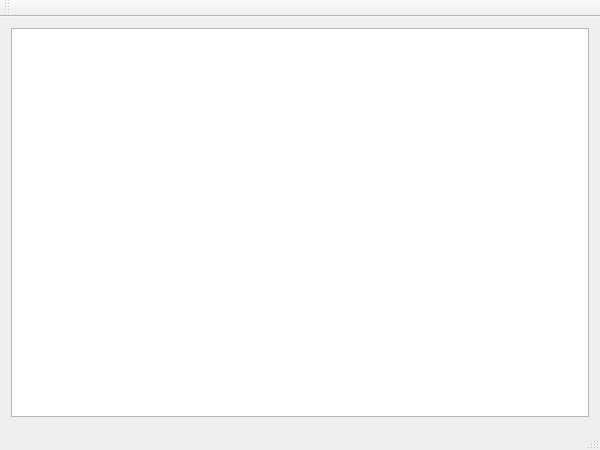
Qt form TimerAngulation/mainwindow.ui (GrimaldiDom/GreenDuckie) before a commit.
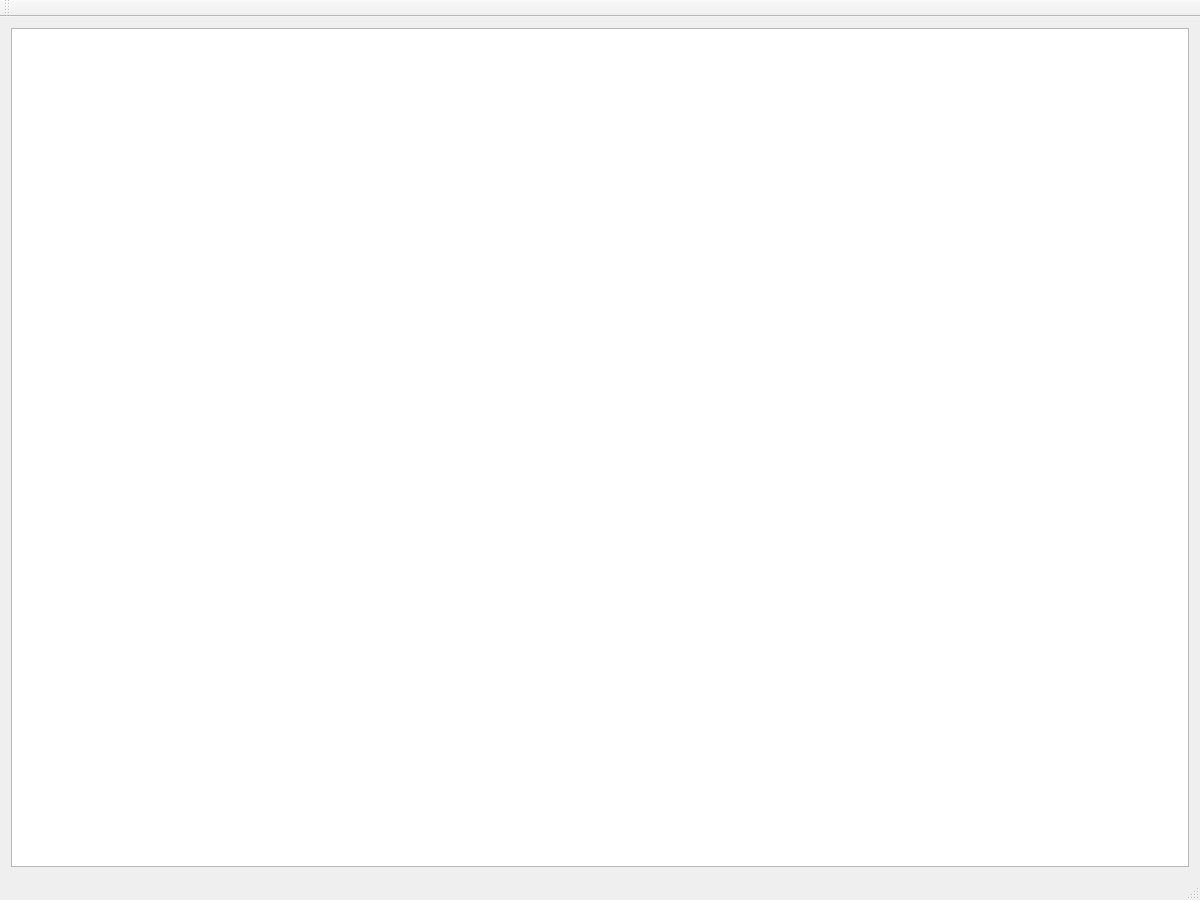
The same form after that commit.

```diff
--- a/TimerAngulation/mainwindow.ui
+++ b/TimerAngulation/mainwindow.ui
@@ -6,8 +6,8 @@
    <rect>
     <x>0</x>
     <y>0</y>
-    <width>600</width>
-    <height>450</height>
+    <width>1200</width>
+    <height>900</height>
    </rect>
   </property>
   <property name="windowTitle">
```
Left out of the diff: 2 changed lines with no effect on the pictures.
